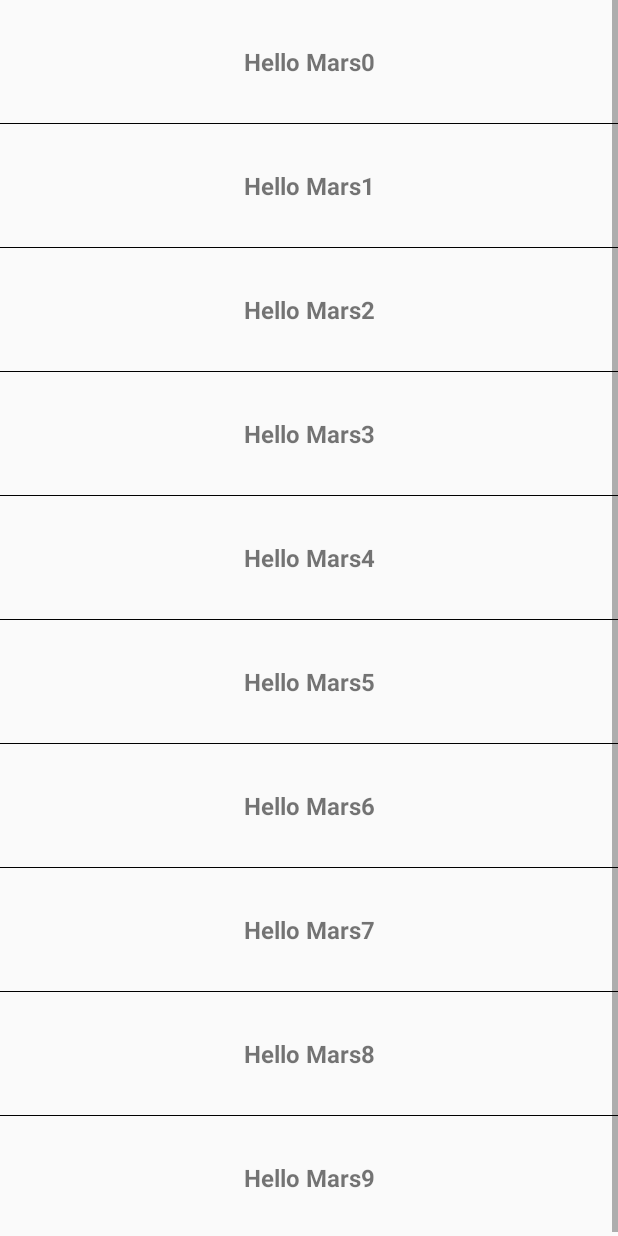
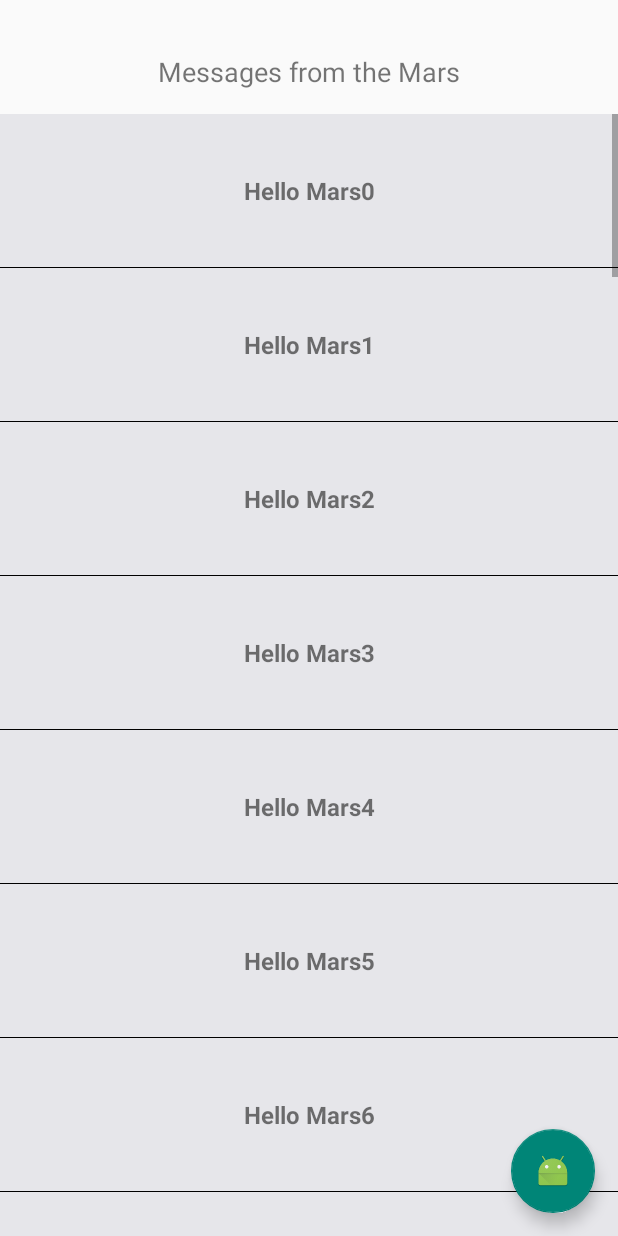
Before and after one commit to ChoingHyun/Android-PlanetWeather, an Android app: the MessageListActivity screen opened directly, with no data from a screen before it, on a phone screen of 412 x 824 dp. Run offline under Robolectric (Android 15) with nearby library versions, the phone set to English and light mode, and no system bars; network calls fail.

Commit message:
Add FloatingActionButton and SnackBar in the MessageListActivity

```diff
--- a/app/build.gradle
+++ b/app/build.gradle
@@ -27,5 +27,6 @@ dependencies {
     compile 'com.google.code.gson:gson:2.3'
     compile 'com.android.support:palette-v7:22.2.1'
     compile 'com.android.support:recyclerview-v7:22.2.1'
+    compile 'com.android.support:design:22.2.1'
 
 }
--- a/app/src/main/java/cn/edu/zju/planetweather/activity/MessageListActivity.java
+++ b/app/src/main/java/cn/edu/zju/planetweather/activity/MessageListActivity.java
@@ -1,11 +1,15 @@
 package cn.edu.zju.planetweather.activity;
 
 import android.os.Bundle;
+import android.support.design.widget.CoordinatorLayout;
+import android.support.design.widget.FloatingActionButton;
+import android.support.design.widget.Snackbar;
 import android.support.v4.widget.SwipeRefreshLayout;
 import android.support.v7.widget.LinearLayoutManager;
 import android.support.v7.widget.RecyclerView;
 import android.view.Menu;
 import android.view.MenuItem;
+import android.view.View;
 
 import java.util.ArrayList;
 import java.util.List;
@@ -16,11 +20,13 @@ import cn.edu.zju.planetweather.adapter.MessageListAdapter;
 import cn.edu.zju.planetweather.entity.Message;
 import cn.edu.zju.planetweather.view.DividerItemDecoration;
 
-public class MessageListActivity extends BaseActivity implements SwipeRefreshLayout.OnRefreshListener {
+public class MessageListActivity extends BaseActivity implements SwipeRefreshLayout.OnRefreshListener, View.OnClickListener {
 
     private RecyclerView mRecyclerView;
     private List<Message> mDateset;
     private SwipeRefreshLayout mRefreshLayout;
+    private FloatingActionButton mActionButton;
+    private CoordinatorLayout mCoordinator;
     @Override
     protected void onCreate(Bundle savedInstanceState) {
         super.onCreate(savedInstanceState);
@@ -33,7 +39,7 @@ public class MessageListActivity extends BaseActivity implements SwipeRefreshLay
         mRecyclerView.addItemDecoration(new DividerItemDecoration(
                 this, LinearLayoutManager.VERTICAL));
         mDateset = new ArrayList<>();
-        for (int i = 0; i < 10; i++) {
+        for (int i = 0; i < 50; i++) {
             Message msg = new Message();
             msg.setContent("Hello Mars" + i);
             mDateset.add(msg);
@@ -44,11 +50,14 @@ public class MessageListActivity extends BaseActivity implements SwipeRefreshLay
 
     private void setListeners() {
         mRefreshLayout.setOnRefreshListener(this);
+        mActionButton.setOnClickListener(this);
     }
 
     private void findViews() {
         mRecyclerView = (RecyclerView) findViewById(R.id.rv_message_list);
         mRefreshLayout = (SwipeRefreshLayout) findViewById(R.id.swipe_refresh_widget);
+        mActionButton = (FloatingActionButton) findViewById(R.id.fab_normal);
+        mCoordinator = (CoordinatorLayout) findViewById(R.id.main_content);
     }
 
     @Override
@@ -82,4 +91,14 @@ public class MessageListActivity extends BaseActivity implements SwipeRefreshLay
 //        }
         mRefreshLayout.setRefreshing(false);
     }
+
+    @Override
+    public void onClick(View v) {
+        switch (v.getId()) {
+            case R.id.fab_normal:
+                Snackbar.make(mCoordinator, "Your message", Snackbar.LENGTH_SHORT)
+                        .show();
+                break;
+        }
+    }
 }
--- a/app/src/main/java/cn/edu/zju/planetweather/adapter/MessageListAdapter.java
+++ b/app/src/main/java/cn/edu/zju/planetweather/adapter/MessageListAdapter.java
@@ -1,5 +1,6 @@
 package cn.edu.zju.planetweather.adapter;
 
+import android.graphics.Color;
 import android.support.v7.widget.RecyclerView;
 import android.view.View;
 import android.view.ViewGroup;
@@ -7,6 +8,7 @@ import android.widget.TextView;
 
 import java.util.Collections;
 import java.util.List;
+import java.util.Random;
 
 import cn.edu.zju.planetweather.R;
 import cn.edu.zju.planetweather.entity.Message;
@@ -25,6 +27,7 @@ public class MessageListAdapter extends RecyclerView.Adapter<MessageListAdapter.
     @Override
     public ViewHolder onCreateViewHolder(ViewGroup viewGroup, int i) {
         View view = View.inflate(viewGroup.getContext(), R.layout.item_message, null);
+        view.setBackgroundColor(Color.argb(new Random(System.currentTimeMillis()).nextInt(255), new Random(System.currentTimeMillis()).nextInt(255), new Random(System.currentTimeMillis()).nextInt(255), new Random().nextInt(255)));
         ViewHolder viewHolder = new ViewHolder(view);
         return viewHolder;
     }
--- a/app/src/main/res/layout/activity_message_list.xml
+++ b/app/src/main/res/layout/activity_message_list.xml
@@ -1,8 +1,32 @@
 <RelativeLayout xmlns:android="http://schemas.android.com/apk/res/android"
+    xmlns:app="http://schemas.android.com/apk/res-auto"
     xmlns:tools="http://schemas.android.com/tools"
     android:layout_width="match_parent"
     android:layout_height="match_parent"
     tools:context="cn.edu.zju.planetweather.activity.MessageListActivity">
+
+    <RelativeLayout
+        android:id="@+id/rv_title_bar"
+        android:layout_width="match_parent"
+        android:layout_height="56dp"
+        android:layout_marginTop="20dp">
+
+        <TextView
+            android:id="@+id/textView2"
+            android:layout_width="wrap_content"
+            android:layout_height="wrap_content"
+            android:layout_centerHorizontal="true"
+            android:layout_centerVertical="true"
+            android:background="@null"
+            android:text="Messages from the Mars"
+            android:textSize="18dp" />
+    </RelativeLayout>
+
+    <android.support.design.widget.CoordinatorLayout
+        android:id="@+id/main_content"
+        android:layout_width="match_parent"
+        android:layout_height="match_parent"
+        android:layout_below="@id/rv_title_bar">
 
         <android.support.v4.widget.SwipeRefreshLayout
             android:id="@+id/swipe_refresh_widget"
@@ -15,4 +39,20 @@
                 android:layout_height="match_parent"
                 android:scrollbars="vertical" />
         </android.support.v4.widget.SwipeRefreshLayout>
+
+    </android.support.design.widget.CoordinatorLayout>
+
+    <android.support.design.widget.FloatingActionButton
+        android:id="@+id/fab_normal"
+        android:layout_width="wrap_content"
+        android:layout_height="wrap_content"
+        android:layout_alignBottom="@+id/main_content"
+        android:layout_alignParentEnd="true"
+        android:layout_alignParentRight="true"
+        android:layout_marginBottom="15dp"
+        android:layout_marginEnd="15dp"
+        android:layout_marginRight="15dp"
+        android:src="@mipmap/ic_launcher"
+        app:fabSize="normal"
+        app:layout_anchorGravity="bottom|right|end" />
 </RelativeLayout>
--- a/app/src/main/res/layout/item_message.xml
+++ b/app/src/main/res/layout/item_message.xml
@@ -1,7 +1,8 @@
 <?xml version="1.0" encoding="utf-8"?>
 <RelativeLayout xmlns:android="http://schemas.android.com/apk/res/android"
     android:layout_width="match_parent"
-    android:layout_height="wrap_content">
+    android:layout_height="wrap_content"
+    android:background="@android:color/holo_green_light">
 
     <TextView
         android:id="@+id/tv_content"
@@ -10,8 +11,8 @@
         android:layout_alignParentLeft="true"
         android:layout_alignParentStart="true"
         android:layout_alignParentTop="true"
-        android:layout_marginBottom="20dp"
-        android:layout_marginTop="20dp"
+        android:layout_marginBottom="30dp"
+        android:layout_marginTop="30dp"
         android:gravity="center"
         android:paddingBottom="10dp"
         android:paddingTop="10dp"
--- a/app/src/main/res/values-v21/styles.xml
+++ b/app/src/main/res/values-v21/styles.xml
@@ -1,5 +1,5 @@
 <?xml version="1.0" encoding="utf-8"?>
 <resources>
 
-    <style name="AppTheme" parent="android:Theme.Material.Light.NoActionBar" />
+    <style name="AppTheme" parent="Theme.AppCompat.Light.NoActionBar" />
 </resources>
```
Also changed, not shown: 1 other file. Lines whose indentation alone changed are shown as unchanged.
